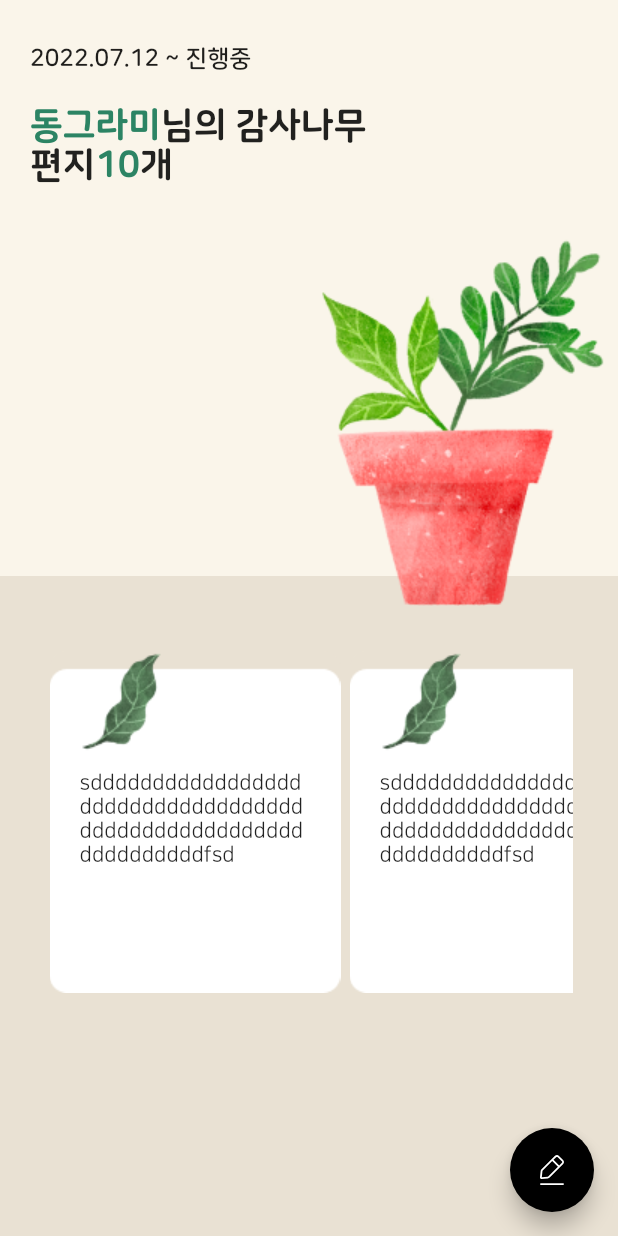
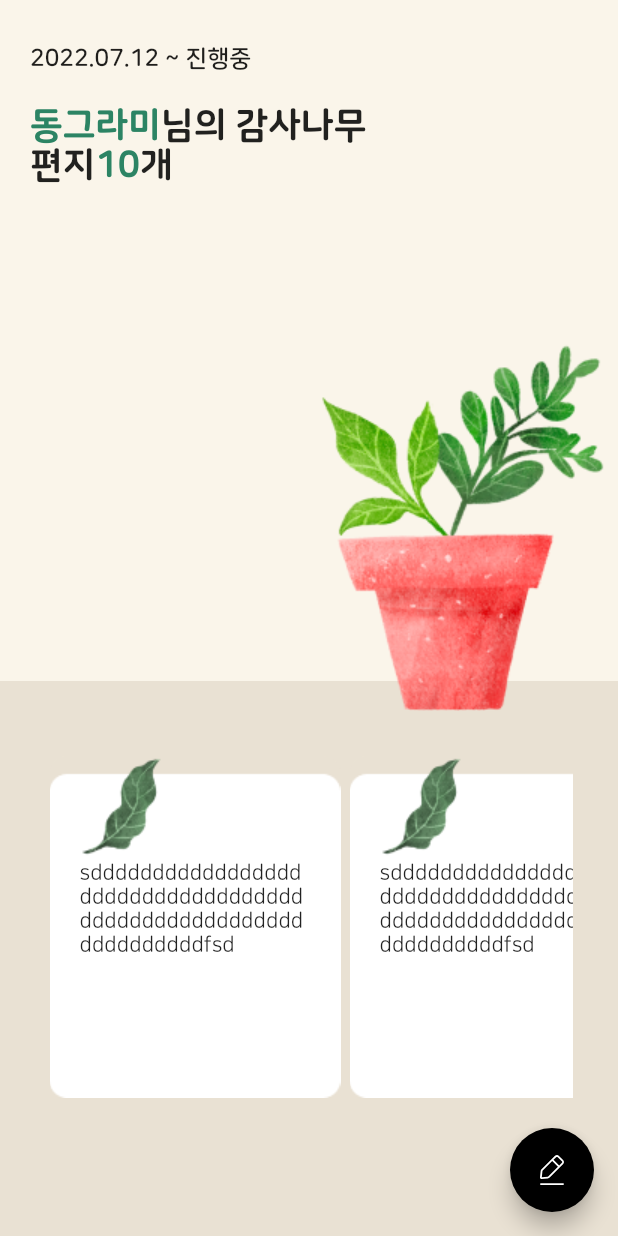
Before and after one commit to okskmk2/fill-my-heart, a Flutter app: the HomePage screen opened by its route, on a phone screen of 412 x 824 dp. Run offline on Flutter 3.47's test engine with Material 2 defaults, Android fonts, the phone set to English and light mode, and no system bars; our stand-ins replace cloud_firestore, firebase_auth, firebase_core, firebase_storage, flutter_svg, flutter_swiper; accounts and stored records are empty.

Commit message:
화분 상세 화면 스타일 조정

```diff
--- a/lib/pages/home_page.dart
+++ b/lib/pages/home_page.dart
@@ -125,7 +125,7 @@ class _HomePageState extends State<HomePage> {
                 ],
               )),
           Expanded(
-            flex: 3,
+            flex: 2,
             child: Container(
               padding: EdgeInsets.all(30),
               color: Color(0xffE9E1D3),
@@ -141,7 +141,7 @@ class _HomePageState extends State<HomePage> {
                               'assets/component_card.png',
                             ),
                             Positioned(
-                              top: 80,
+                              top: 70,
                               left: 20,
                               right: 20,
                               child: Text(
```
Lines whose indentation alone changed are shown as unchanged.
